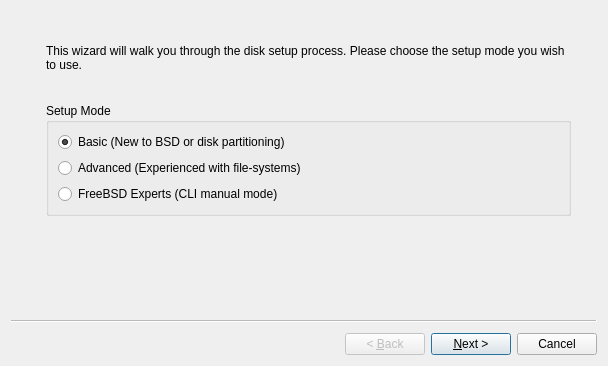
This is src-qt4/pc-installgui/wizardDisk.ui in trueos/pcbsd as Qt 5 draws it before an edit. The edited form follows.
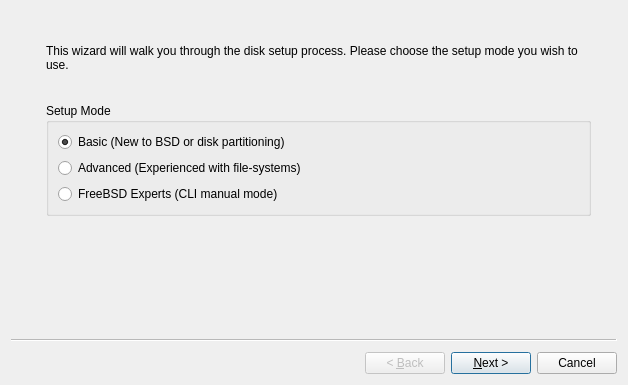
This is the edited form. Icons and pictures are not drawn.

Patch:
```diff
--- a/src-qt4/pc-installgui/wizardDisk.ui
+++ b/src-qt4/pc-installgui/wizardDisk.ui
@@ -6,8 +6,8 @@
    <rect>
     <x>0</x>
     <y>0</y>
-    <width>608</width>
-    <height>359</height>
+    <width>628</width>
+    <height>385</height>
    </rect>
   </property>
   <property name="windowTitle">
```
Left out of the diff: 362 changed lines with no effect on the pictures.
